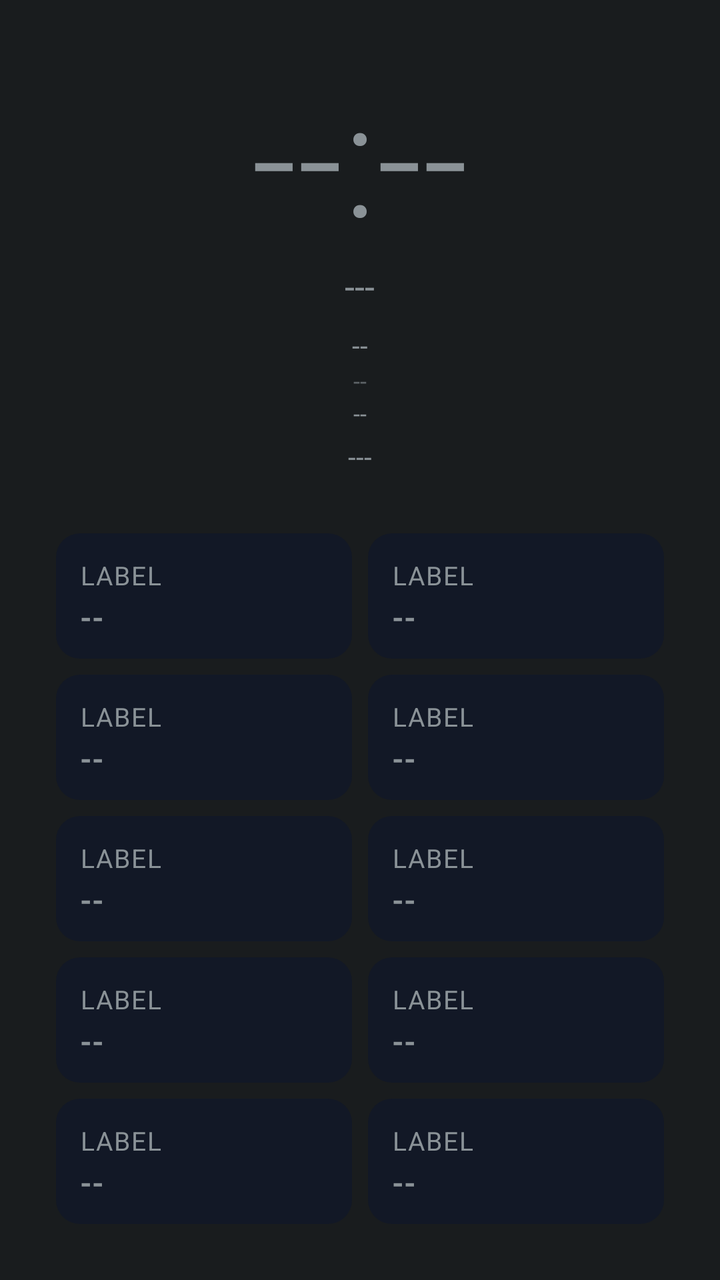
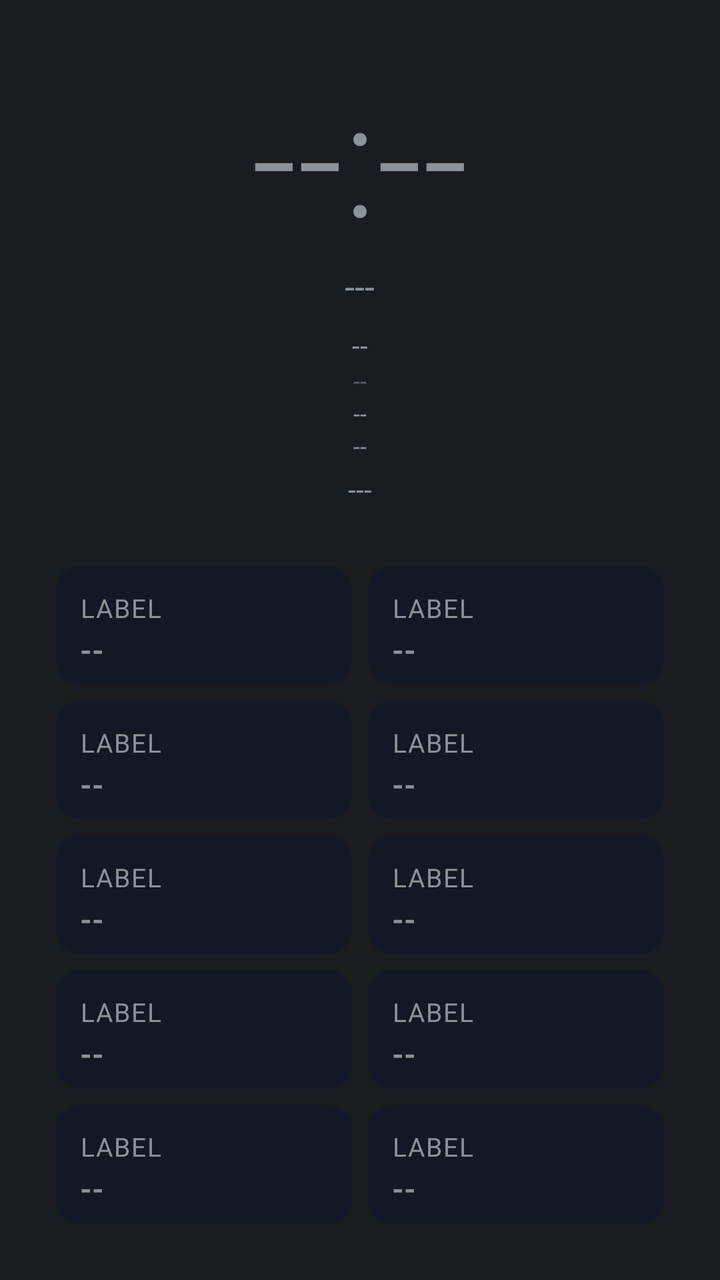

Before-and-after screenshots of an Android layout around one commit, followed by the original layout XML and the change that was made.
<!-- AndroidManifest.xml: application theme android:Theme.DeviceDefault.NoActionBar -->
<!-- res/layout/aod_layout_split.xml -->
<?xml version="1.0" encoding="utf-8"?>
<LinearLayout xmlns:android="http://schemas.android.com/apk/res/android"
    android:id="@+id/bg_root"
    android:layout_width="match_parent"
    android:layout_height="match_parent"
    android:orientation="vertical"
    android:padding="24dp">

    <LinearLayout
        android:layout_width="match_parent"
        android:layout_height="wrap_content"
        android:gravity="center"
        android:orientation="vertical">

        <TextView
            android:id="@+id/clock"
            android:layout_width="wrap_content"
            android:layout_height="wrap_content"
            android:layout_gravity="center_horizontal"
            android:textSize="80sp"
            android:fontFamily="sans-serif-light"
            android:text="--:--" />

        <TextView
            android:id="@+id/date"
            android:layout_width="wrap_content"
            android:layout_height="wrap_content"
            android:layout_gravity="center_horizontal"
            android:textSize="18sp"
            android:text="---" />

        <TextView
            android:id="@+id/health_badge"
            android:layout_width="wrap_content"
            android:layout_height="wrap_content"
            android:layout_gravity="center_horizontal"
            android:textSize="14sp"
            android:textAllCaps="true"
            android:layout_marginTop="8dp"
            android:text="--" />

        <TextView
            android:id="@+id/perf_badge"
            android:layout_width="wrap_content"
            android:layout_height="wrap_content"
            android:layout_gravity="center_horizontal"
            android:textSize="12sp"
            android:alpha="0.6"
            android:text="--" />

        <TextView
            android:id="@+id/net_type_badge"
            android:layout_width="wrap_content"
            android:layout_height="wrap_content"
            android:layout_gravity="center_horizontal"
            android:textSize="12sp"
            android:text="--" />

        <TextView
            android:id="@+id/panchang"
            android:layout_width="wrap_content"
            android:layout_height="wrap_content"
            android:layout_gravity="center_horizontal"
            android:textSize="14sp"
            android:layout_marginTop="4dp"
            android:text="---" />

        <TextView
            android:id="@+id/muhurat_badge"
            android:layout_width="wrap_content"
            android:layout_height="wrap_content"
            android:layout_gravity="center_horizontal"
            android:textSize="14sp"
            android:textStyle="bold"
            android:visibility="gone"
            android:text="--" />
    </LinearLayout>

    <View
        android:id="@+id/divider_1"
        android:layout_width="match_parent"
        android:layout_height="1dp"
        android:layout_marginVertical="12dp" />

    
    <LinearLayout
        android:layout_width="match_parent"
        android:layout_height="0dp"
        android:layout_weight="1"
        android:orientation="vertical">

        <LinearLayout android:layout_width="match_parent" android:layout_height="0dp" android:layout_weight="1" android:orientation="horizontal">
            <include layout="@layout/aod_tile" android:id="@+id/row0" />
            <include layout="@layout/aod_tile" android:id="@+id/row1" />
        </LinearLayout>
        <LinearLayout android:layout_width="match_parent" android:layout_height="0dp" android:layout_weight="1" android:orientation="horizontal">
            <include layout="@layout/aod_tile" android:id="@+id/row2" />
            <include layout="@layout/aod_tile" android:id="@+id/row3" />
        </LinearLayout>
        <LinearLayout android:layout_width="match_parent" android:layout_height="0dp" android:layout_weight="1" android:orientation="horizontal">
            <include layout="@layout/aod_tile" android:id="@+id/row4" />
            <include layout="@layout/aod_tile" android:id="@+id/row5" />
        </LinearLayout>
        <LinearLayout android:layout_width="match_parent" android:layout_height="0dp" android:layout_weight="1" android:orientation="horizontal">
            <include layout="@layout/aod_tile" android:id="@+id/row6" />
            <include layout="@layout/aod_tile" android:id="@+id/row7" />
        </LinearLayout>
        <LinearLayout android:layout_width="match_parent" android:layout_height="0dp" android:layout_weight="1" android:orientation="horizontal">
            <include layout="@layout/aod_tile" android:id="@+id/row8" />
            <include layout="@layout/aod_tile" android:id="@+id/row9" />
        </LinearLayout>
    </LinearLayout>

</LinearLayout>
<!-- res/layout/aod_tile.xml (included above) -->
<?xml version="1.0" encoding="utf-8"?>
<LinearLayout xmlns:android="http://schemas.android.com/apk/res/android"
    android:layout_width="0dp"
    android:layout_height="match_parent"
    android:layout_weight="1"
    android:layout_margin="4dp"
    android:background="@drawable/aod_panel_bg"
    android:orientation="vertical"
    android:gravity="center_vertical"
    android:padding="12dp">

    <TextView
        android:id="@+id/stat_label"
        android:layout_width="wrap_content"
        android:layout_height="wrap_content"
        android:textSize="13sp"
        android:textAllCaps="true"
        android:letterSpacing="0.05"
        android:text="Label" />

    <TextView
        android:id="@+id/stat_value"
        android:layout_width="match_parent"
        android:layout_height="wrap_content"
        android:layout_marginTop="2dp"
        android:textStyle="bold"
        android:maxLines="1"
        android:autoSizeTextType="uniform"
        android:autoSizeMinTextSize="15sp"
        android:autoSizeMaxTextSize="46sp"
        android:autoSizeStepGranularity="2sp"
        android:text="--" />

</LinearLayout>
<!-- resources referenced by this layout -->
<resources>
  <!-- drawable aod_panel_bg (drawable) -->
  <?xml version="1.0" encoding="utf-8"?>
  <shape xmlns:android="http://schemas.android.com/apk/res/android">
      <solid android:color="#121826" />
      <corners android:radius="12dp" />
  </shape>
</resources>

<!-- the commit's change to res/layout/aod_layout_split.xml (unified diff, before → after) -->
@@ -50,6 +50,14 @@
 
         <TextView
             android:id="@+id/net_type_badge"
+            android:layout_width="wrap_content"
+            android:layout_height="wrap_content"
+            android:layout_gravity="center_horizontal"
+            android:textSize="12sp"
+            android:text="--" />
+
+        <TextView
+            android:id="@+id/akd_badge"
             android:layout_width="wrap_content"
             android:layout_height="wrap_content"
             android:layout_gravity="center_horizontal"
